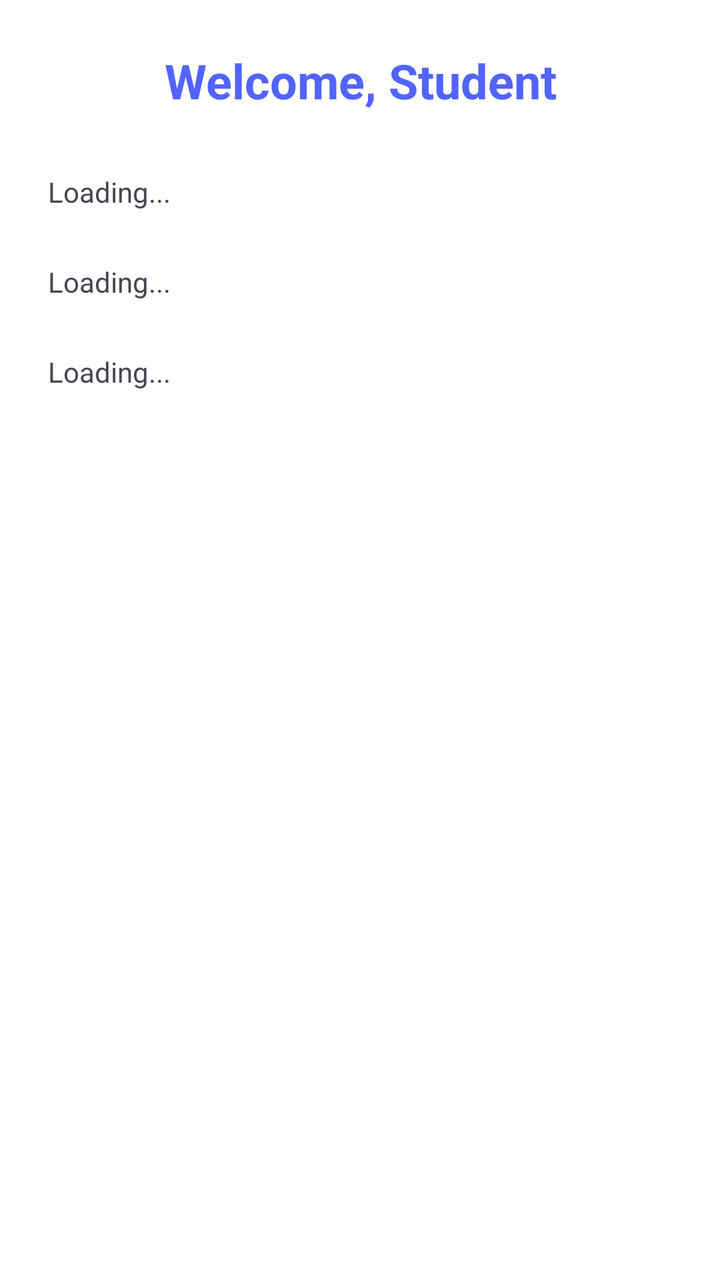
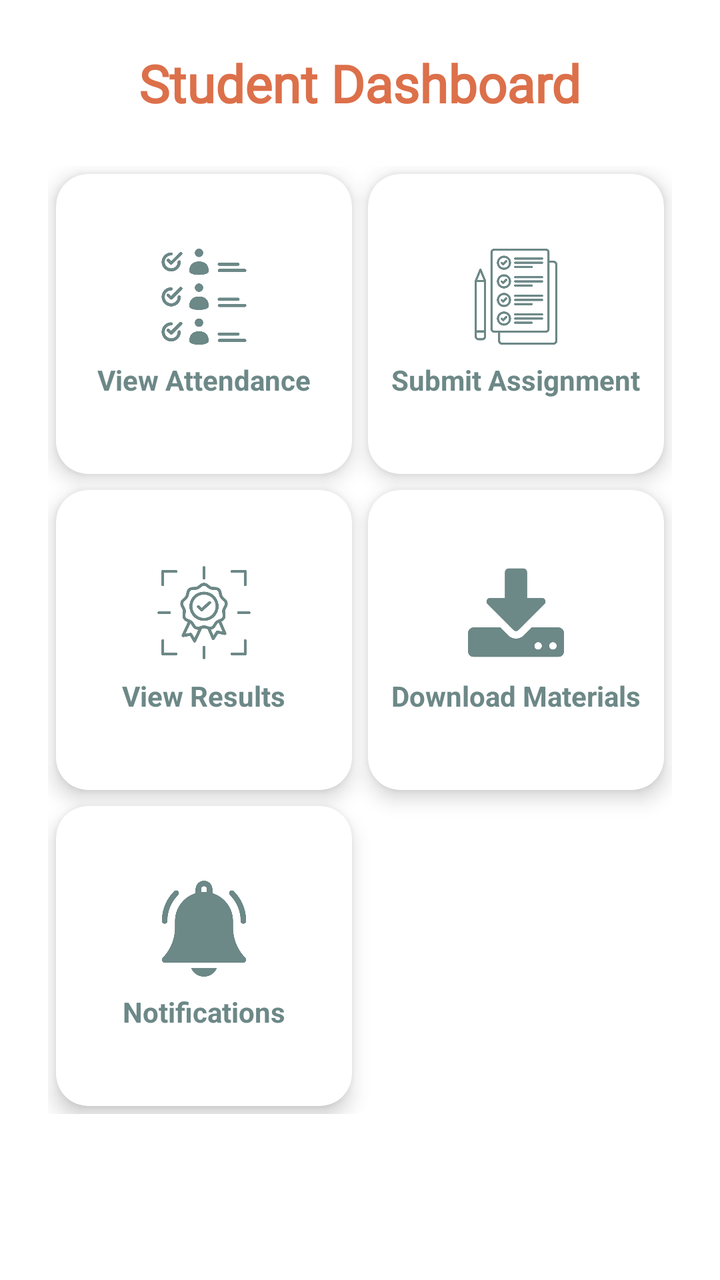

Two renders of the same Android screen: before a commit and after it. Below are the layout's source before the change and the commit's diff.
<!-- AndroidManifest.xml: application theme Theme.TutionApp -->
<!-- res/layout/activity_student_dashboard.xml -->
<?xml version="1.0" encoding="utf-8"?>
<ScrollView xmlns:android="http://schemas.android.com/apk/res/android"
    xmlns:tools="http://schemas.android.com/tools"
    android:layout_width="match_parent"
    android:layout_height="match_parent"
    android:background="#FFFFFF"
    android:padding="24dp"
    tools:context=".StudentDashboardActivity">

    <LinearLayout
        android:orientation="vertical"
        android:layout_width="match_parent"
        android:layout_height="wrap_content">

        <TextView
            android:id="@+id/tvWelcome"
            android:layout_width="match_parent"
            android:layout_height="wrap_content"
            android:text="Welcome, Student"
            android:textSize="24sp"
            android:textStyle="bold"
            android:gravity="center"
            android:textColor="#5264FF"
            android:layout_marginBottom="20dp" />

        
        <TextView
            android:text="Assignments"
            android:textSize="18sp"
            android:textStyle="bold"
            android:layout_marginTop="10dp" />

        <TextView
            android:id="@+id/tvAssignments"
            android:layout_width="match_parent"
            android:layout_height="wrap_content"
            android:text="Loading..."
            android:layout_marginBottom="16dp" />

        
        <TextView
            android:text="Homework"
            android:textSize="18sp"
            android:textStyle="bold"
            android:layout_marginTop="10dp" />

        <TextView
            android:id="@+id/tvHomework"
            android:layout_width="match_parent"
            android:layout_height="wrap_content"
            android:text="Loading..."
            android:layout_marginBottom="16dp" />

        
        <TextView
            android:text="Attendance"
            android:textSize="18sp"
            android:textStyle="bold"
            android:layout_marginTop="10dp" />

        <TextView
            android:id="@+id/tvAttendance"
            android:layout_width="match_parent"
            android:layout_height="wrap_content"
            android:text="Loading..."
            android:layout_marginBottom="16dp" />
    </LinearLayout>
</ScrollView>
<!-- resources referenced by this layout -->
<resources>
  <style name="Theme.TutionApp" parent="Theme.Material3.DayNight.NoActionBar">
          
      </style>
</resources>

<!-- the commit's change to res/layout/activity_student_dashboard.xml (unified diff, before → after) -->
@@ -1,68 +1,202 @@
 <?xml version="1.0" encoding="utf-8"?>
 <ScrollView xmlns:android="http://schemas.android.com/apk/res/android"
-    xmlns:tools="http://schemas.android.com/tools"
+    xmlns:card_view="http://schemas.android.com/apk/res-auto"
     android:layout_width="match_parent"
     android:layout_height="match_parent"
-    android:background="#FFFFFF"
     android:padding="24dp"
-    tools:context=".StudentDashboardActivity">
+    android:background="#FFFFFF">
 
     <LinearLayout
+        android:layout_width="match_parent"
+        android:layout_height="wrap_content"
         android:orientation="vertical"
-        android:layout_width="match_parent"
-        android:layout_height="wrap_content">
-
+        android:gravity="center_horizontal">
+
+        
         <TextView
-            android:id="@+id/tvWelcome"
+            android:layout_width="wrap_content"
+            android:layout_height="wrap_content"
+            android:text="Student Dashboard"
+            android:textSize="26sp"
+            android:textStyle="bold"
+            android:textColor="#DC704A"
+            android:layout_marginBottom="24dp"
+            android:fontFamily="@font/montserrat_black" />
+
+        
+        <GridLayout
             android:layout_width="match_parent"
             android:layout_height="wrap_content"
-            android:text="Welcome, Student"
-            android:textSize="24sp"
-            android:textStyle="bold"
-            android:gravity="center"
-            android:textColor="#5264FF"
-            android:layout_marginBottom="20dp" />
-
-        
-        <TextView
-            android:text="Assignments"
-            android:textSize="18sp"
-            android:textStyle="bold"
-            android:layout_marginTop="10dp" />
-
-        <TextView
-            android:id="@+id/tvAssignments"
-            android:layout_width="match_parent"
-            android:layout_height="wrap_content"
-            android:text="Loading..."
-            android:layout_marginBottom="16dp" />
-
-        
-        <TextView
-            android:text="Homework"
-            android:textSize="18sp"
-            android:textStyle="bold"
-            android:layout_marginTop="10dp" />
-
-        <TextView
-            android:id="@+id/tvHomework"
-            android:layout_width="match_parent"
-            android:layout_height="wrap_content"
-            android:text="Loading..."
-            android:layout_marginBottom="16dp" />
-
-        
-        <TextView
-            android:text="Attendance"
-            android:textSize="18sp"
-            android:textStyle="bold"
-            android:layout_marginTop="10dp" />
-
-        <TextView
-            android:id="@+id/tvAttendance"
-            android:layout_width="match_parent"
-            android:layout_height="wrap_content"
-            android:text="Loading..."
-            android:layout_marginBottom="16dp" />
+            android:columnCount="2"
+            android:rowCount="3"
+            android:useDefaultMargins="true"
+            android:alignmentMode="alignMargins">
+
+            
+            <androidx.cardview.widget.CardView
+                android:id="@+id/cardViewAttendance"
+                android:layout_width="0dp"
+                android:layout_height="150dp"
+                android:layout_columnWeight="1"
+                card_view:cardCornerRadius="16dp"
+                card_view:cardElevation="6dp"
+                android:clickable="true"
+                android:foreground="?attr/selectableItemBackground">
+
+                <LinearLayout
+                    android:layout_width="match_parent"
+                    android:layout_height="match_parent"
+                    android:gravity="center"
+                    android:orientation="vertical">
+
+                    <ImageView
+                        android:layout_width="48dp"
+                        android:layout_height="48dp"
+                        android:src="@drawable/ic_calendar"
+                        android:tint="#6c8887" />
+
+                    <TextView
+                        android:layout_width="wrap_content"
+                        android:layout_height="wrap_content"
+                        android:text="View Attendance"
+                        android:textColor="#6c8887"
+                        android:textStyle="bold"
+                        android:layout_marginTop="8dp" />
+                </LinearLayout>
+            </androidx.cardview.widget.CardView>
+
+            
+            <androidx.cardview.widget.CardView
+                android:id="@+id/cardSubmitAssignments"
+                android:layout_width="0dp"
+                android:layout_height="150dp"
+                android:layout_columnWeight="1"
+                card_view:cardCornerRadius="16dp"
+                card_view:cardElevation="6dp"
+                android:clickable="true"
+                android:foreground="?attr/selectableItemBackground">
+
+                <LinearLayout
+                    android:layout_width="match_parent"
+                    android:layout_height="match_parent"
+                    android:gravity="center"
+                    android:orientation="vertical">
+
+                    <ImageView
+                        android:layout_width="48dp"
+                        android:layout_height="48dp"
+                        android:src="@drawable/ic_assignment"
+                        android:tint="#6c8887" />
+
+                    <TextView
+                        android:layout_width="wrap_content"
+                        android:layout_height="wrap_content"
+                        android:text="Submit Assignment"
+                        android:textColor="#6c8887"
+                        android:textStyle="bold"
+                        android:layout_marginTop="8dp" />
+                </LinearLayout>
+            </androidx.cardview.widget.CardView>
+
+            
+            <androidx.cardview.widget.CardView
+                android:id="@+id/cardViewResults"
+                android:layout_width="0dp"
+                android:layout_height="150dp"
+                android:layout_columnWeight="1"
+                card_view:cardCornerRadius="16dp"
+                card_view:cardElevation="6dp"
+                android:clickable="true"
+                android:foreground="?attr/selectableItemBackground">
+
+                <LinearLayout
+                    android:layout_width="match_parent"
+                    android:layout_height="match_parent"
+                    android:gravity="center"
+                    android:orientation="vertical">
+
+                    <ImageView
+                        android:layout_width="48dp"
+                        android:layout_height="48dp"
+                        android:src="@drawable/ic_upload"
+                        android:tint="#6c8887" />
+
+                    <TextView
+                        android:layout_width="wrap_content"
+                        android:layout_height="wrap_content"
+                        android:text="View Results"
+                        android:textColor="#6c8887"
+                        android:textStyle="bold"
+                        android:layout_marginTop="8dp" />
+                </LinearLayout>
+            </androidx.cardview.widget.CardView>
+
+            
+            <androidx.cardview.widget.CardView
+                android:id="@+id/cardDownloadMaterials"
+                android:layout_width="0dp"
+                android:layout_height="150dp"
+                android:layout_columnWeight="1"
+                card_view:cardCornerRadius="16dp"
+                card_view:cardElevation="6dp"
+                android:clickable="true"
+                android:foreground="?attr/selectableItemBackground">
+
+                <LinearLayout
+                    android:layout_width="match_parent"
+                    android:layout_height="match_parent"
+                    android:gravity="center"
+                    android:orientation="vertical">
+
+                    <ImageView
+                        android:layout_width="48dp"
+                        android:layout_height="48dp"
+                        android:src="@drawable/ic_download"
+                        android:tint="#6c8887" />
+
+                    <TextView
+                        android:layout_width="wrap_content"
+                        android:layout_height="wrap_content"
+                        android:text="Download Materials"
+                        android:textColor="#6c8887"
+                        android:textStyle="bold"
+                        android:layout_marginTop="8dp" />
+                </LinearLayout>
+            </androidx.cardview.widget.CardView>
+
+            
+            <androidx.cardview.widget.CardView
+                android:id="@+id/cardReceiveNotifications"
+                android:layout_width="0dp"
+                android:layout_height="150dp"
+                android:layout_columnWeight="1"
+                card_view:cardCornerRadius="16dp"
+                card_view:cardElevation="6dp"
+                android:clickable="true"
+                android:foreground="?attr/selectableItemBackground">
+
+                <LinearLayout
+                    android:layout_width="match_parent"
+                    android:layout_height="match_parent"
+                    android:gravity="center"
+                    android:orientation="vertical">
+
+                    <ImageView
+                        android:layout_width="48dp"
+                        android:layout_height="48dp"
+                        android:src="@drawable/ic_notification"
+                        android:tint="#6c8887" />
+
+                    <TextView
+                        android:layout_width="wrap_content"
+                        android:layout_height="wrap_content"
+                        android:text="Notifications"
+                        android:textColor="#6c8887"
+                        android:textStyle="bold"
+                        android:layout_marginTop="8dp" />
+                </LinearLayout>
+            </androidx.cardview.widget.CardView>
+
+        </GridLayout>
     </LinearLayout>
 </ScrollView>
<!-- resource entries referenced after the edit -->
@@ -1,5 +1,10 @@
 <!-- resources referenced by this layout -->
 <resources>
+  <!-- drawable ic_assignment: png bitmap (drawable, 17748 bytes) -->
+  <!-- drawable ic_calendar: png bitmap (drawable, 16264 bytes) -->
+  <!-- drawable ic_download: png bitmap (drawable, 4414 bytes) -->
+  <!-- drawable ic_notification: png bitmap (drawable, 11712 bytes) -->
+  <!-- drawable ic_upload: png bitmap (drawable, 17059 bytes) -->
   <style name="Theme.TutionApp" parent="Theme.Material3.DayNight.NoActionBar">
           
       </style>
